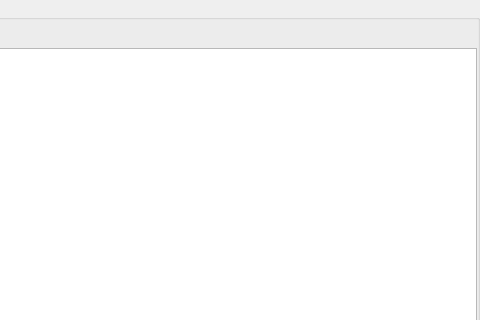
This is src/View/Browser.ui in thefinalcutbg/QAN1xEditor as Qt 5 draws it before an edit; both pictures show x 544 to 1024 and y 0 to 320 of the 1024 by 730 pixel window. The edited form follows.
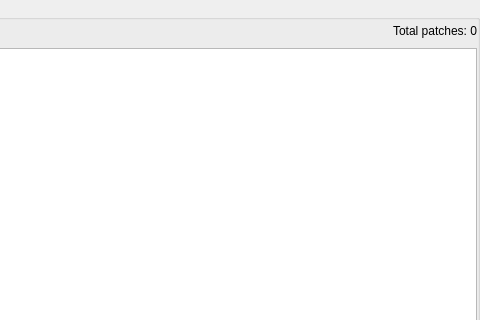
This is the edited form. Custom widgets are drawn as their Qt base class.

Commit message: count label added

What changed in the file:
```diff
--- a/src/View/Browser.ui
+++ b/src/View/Browser.ui
@@ -236,6 +236,13 @@
             </property>
            </spacer>
           </item>
+          <item>
+           <widget class="QLabel" name="countLabel">
+            <property name="text">
+             <string>Total patches: 0</string>
+            </property>
+           </widget>
+          </item>
          </layout>
         </item>
         <item>
```
The commit also changes 5 other files.
